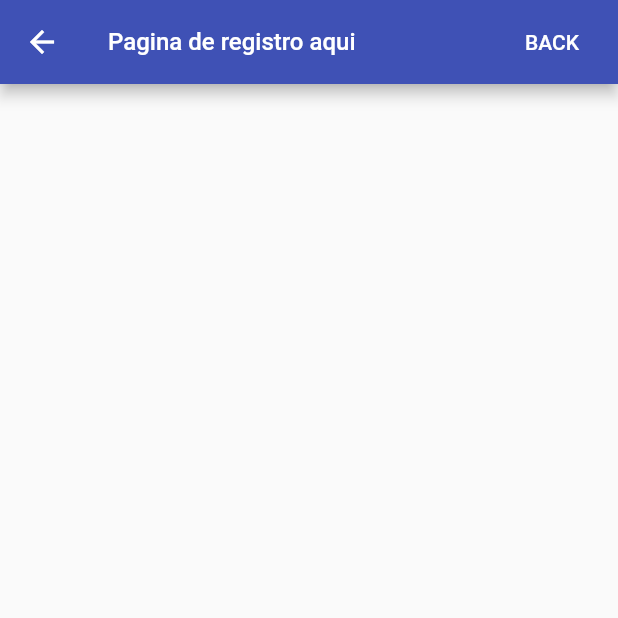
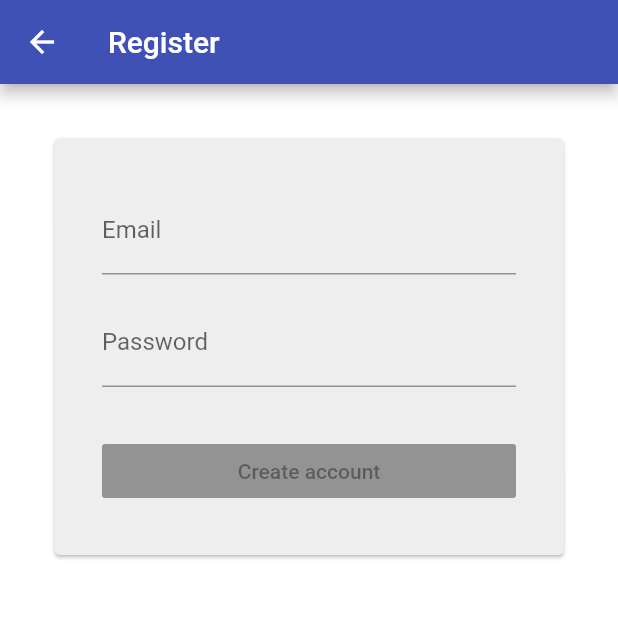
Before and after one commit to igorcruzf/uff_lojinhas, a Flutter app: the EmailFormRegister screen opened directly, on a phone screen of 412 x 824 dp, the top half of it. Run offline on Flutter 3.47's test engine with Material 2 defaults, Android fonts, the phone set to English and light mode, and no system bars; our stand-ins replace firebase_auth; accounts and stored records are empty; network calls fail.

Commit message:
RF:email registration e login

```diff
--- a/lib/app/sign_in_page/email_form_register.dart
+++ b/lib/app/sign_in_page/email_form_register.dart
@@ -1,22 +1,117 @@
 import 'package:flutter/material.dart';
+import 'package:flutter/services.dart';
+import 'package:provider/provider.dart';
+import 'package:uff_lojinhas/services/auth.dart';
+import 'email_form_login.dart';
+import 'validators.dart';
 
-class EmailFormRegister extends StatefulWidget {
+
+class EmailFormRegister extends StatefulWidget with EmailAndPasswordValidators {
   @override
   _EmailFormRegisterState createState() => _EmailFormRegisterState();
 }
 
 class _EmailFormRegisterState extends State<EmailFormRegister> {
+  final TextEditingController _emailController = TextEditingController();
+  final TextEditingController _passwordController = TextEditingController();
+  final FocusNode _emailFocusNode = FocusNode();
+  final FocusNode _passwordFocusNode = FocusNode();
+
+  String get _email => _emailController.text;
+  String get _password => _passwordController.text;
+  bool _submitted = false;
+  bool _isLoading = false;
+
+  _updateState() {
+    print("email $_email, password: $_password");
+    setState(() {});
+  }
+
+  void _submit() async {
+    setState(() {
+      _submitted = true;
+      _isLoading = true;
+    });
+    try {
+      final auth = Provider.of<AuthBase>(context, listen: false);
+      await auth.createUserWithEmailAndPassword(_email, _password);
+      Navigator.of(context).pop();
+      Navigator.of(context).pop();
+    } finally {
+      setState(() {
+        _isLoading = false;
+      });
+    }
+  }
+
+  TextField _emailTextField() {
+    bool showErrorText = !widget.emailValidator.isValid(_email) && _submitted;
+    return TextField(
+      focusNode: _emailFocusNode,
+      keyboardType: TextInputType.emailAddress,
+      controller: _emailController,
+      onChanged: (email) => _updateState(),
+      decoration:
+        InputDecoration(
+          labelText: "Email",
+          hintText: "youremail@gmail.com",
+          errorText: showErrorText ? widget.invalidEmailErrorText : null,
+          ),
+    );
+  }
+
+  TextField _passwordTextField() {
+    bool showErrorText = _submitted && !widget.passwordValidator.isValid(_password);
+    return TextField(
+      focusNode: _passwordFocusNode,
+      controller: _passwordController,
+      obscureText: true,
+      onChanged: (password) => _updateState(),
+      decoration: InputDecoration(
+        labelText: "Password",
+        errorText: showErrorText ? widget.invalidPasswordErrorText : null,
+      ),
+    );
+  }
+
+  List<Widget> _buildChildren() {
+    bool submitEnabled = widget.emailValidator.isValid(_email) && widget.passwordValidator.isValid(_password);
+    return [
+      _emailTextField(),
+      SizedBox(height: 16),
+      _passwordTextField(),
+      SizedBox(height: 32),
+      RaisedButton(
+        onPressed: submitEnabled ? _submit : null,
+        child: Text("Create account"),
+      ),
+    ];
+  }
+
   @override
   Widget build(BuildContext context) {
     return Scaffold(
       appBar: AppBar(
-        title: Text("Pagina de registro aqui", style: TextStyle(fontSize: 16),),
-        actions: [
-          FlatButton(
-              child: Text("BACK", style: TextStyle(color: Colors.white)),
-              onPressed: () => Navigator.pop(context)),
-        ],
+        title: Text("Register"),
+        //elevation: 10,
       ),
+      body: SingleChildScrollView(
+        child: Padding(
+          padding: EdgeInsets.all(32),
+          child: Card(
+            color: Colors.grey[200],
+            child: Padding(
+                padding: EdgeInsets.all(32),
+                child: Column(
+                  crossAxisAlignment: CrossAxisAlignment.stretch,
+                  mainAxisSize: MainAxisSize.min,
+                  children: _buildChildren(),
+                )
+            ),
+          ),
+        ),
+      ),
+      backgroundColor: Colors.white,
     );
   }
 }
--- a/lib/app/sign_in_page/sign_in_page.dart
+++ b/lib/app/sign_in_page/sign_in_page.dart
@@ -63,7 +63,7 @@ class _SignInPageState extends State<SignInPage> {
               SizedBox(height: 16),
               RaisedButton(
                 onPressed: _isLoading ? null : () => _signInWithEmail(context),
-                child: Text("Futuramente vai pra uma pagina de registro :)"),
+                child: Text("Entrar como (Lojista??)"),
               )
             ]
         )
--- /dev/null
+++ b/lib/app/sign_in_page/validators.dart
@@ -0,0 +1,17 @@
+abstract class StringValidator {
+  bool isValid(String value);
+}
+
+class NonEmptyStringValidator implements StringValidator {
+  @override
+  bool isValid(String value) {
+    return value.isNotEmpty;
+  }
+}
+
+class EmailAndPasswordValidators {
+  final StringValidator emailValidator = NonEmptyStringValidator();
+  final StringValidator passwordValidator = NonEmptyStringValidator();
+  final String invalidEmailErrorText = "Email can't be empty";
+  final String invalidPasswordErrorText = "Password can't be empty";
+}
--- a/lib/services/auth.dart
+++ b/lib/services/auth.dart
@@ -11,6 +11,8 @@ abstract class AuthBase {
   Stream<User> get onAuthStateChanged;
   Future<User> currentUser();
   Future<User> signInAnonymously();
+  Future<User> createUserWithEmailAndPassword(String email, String password);
+  Future<User> signInWithEmailAndPassword(String email, String password);
   Future<void> signOut();
 }
 
@@ -42,6 +44,18 @@ class Auth implements AuthBase {
   }
 
   @override
+  Future<User> createUserWithEmailAndPassword(String email, String password) async{
+    final authResult = await _firebaseAuth.createUserWithEmailAndPassword(email: email, password: password);
+    return _userFromFirebase(authResult.user);
+  }
+
+  @override
+  Future<User> signInWithEmailAndPassword(String email, String password) async{
+    final authResult = await _firebaseAuth.signInWithEmailAndPassword(email: email, password: password);
+    return _userFromFirebase(authResult.user);
+  }
+
+  @override
   Future<void> signOut() async {
     await _firebaseAuth.signOut();
   }
```
Also changed, not shown: lib/app/sign_in_page/email_form_login.dart (+34 -6 lines).
